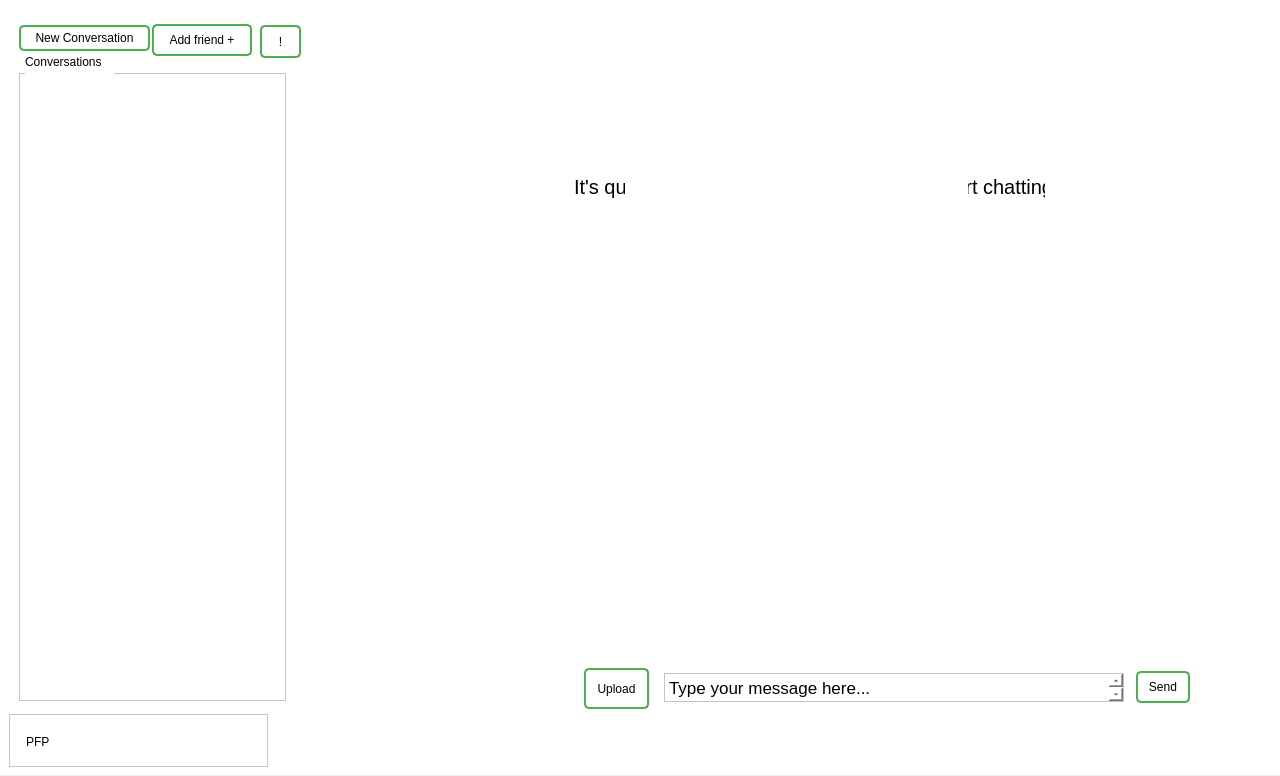
The window that Forms/mainwindow.ui (JustinGetty/LotusAppClient) describes before a commit, drawn with Qt 5.
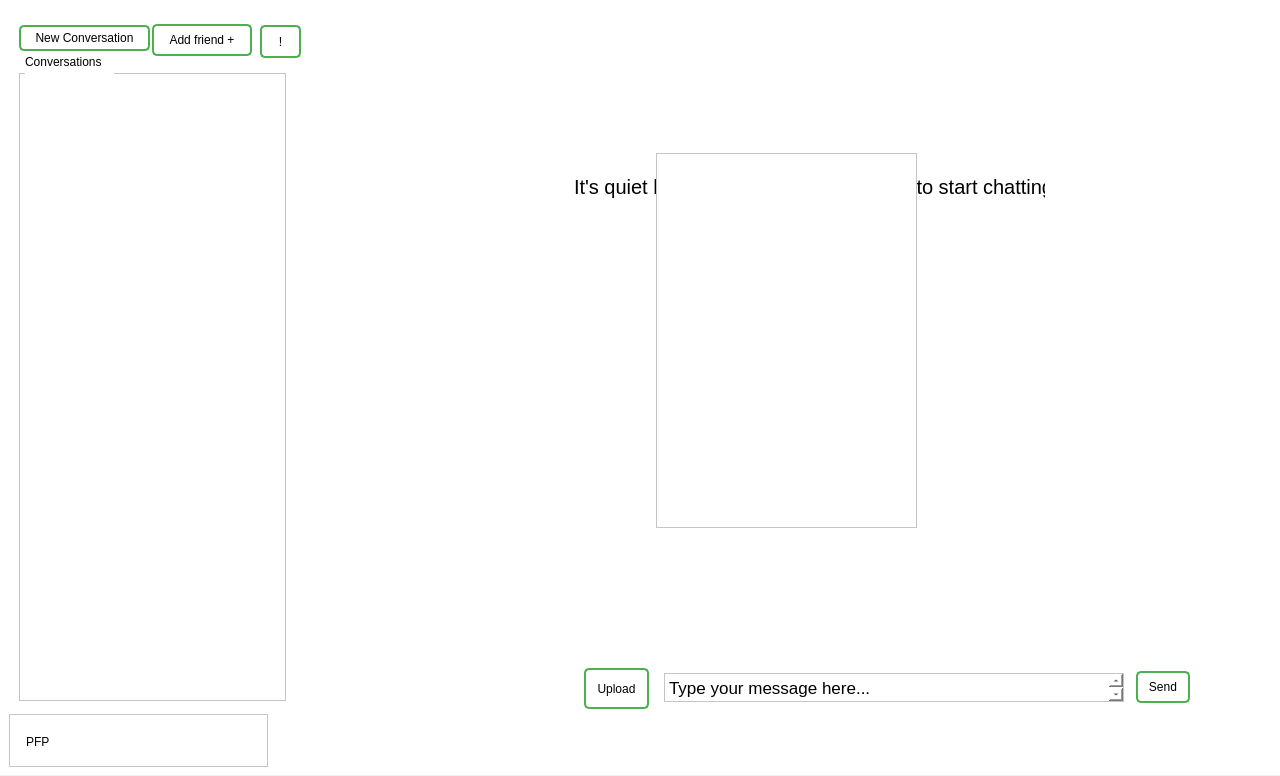
The same window after the commit.

Commit message: Conversation widget in progress. Working

The edit to the form file:
```diff
--- a/Forms/mainwindow.ui
+++ b/Forms/mainwindow.ui
@@ -733,15 +733,28 @@
          <string>It's quiet here. Click on a conversation to start chatting!</string>
         </property>
        </widget>
-       <widget class="QWidget" name="AddToConversationParentWidget" native="true">
+       <widget class="QScrollArea" name="AddToConversationScrollArea">
         <property name="geometry">
          <rect>
-          <x>300</x>
-          <y>108</y>
-          <width>343</width>
-          <height>488</height>
+          <x>331</x>
+          <y>145</y>
+          <width>261</width>
+          <height>375</height>
          </rect>
         </property>
+        <property name="widgetResizable">
+         <bool>true</bool>
+        </property>
+        <widget class="QWidget" name="scrollAreaWidgetContents_5">
+         <property name="geometry">
+          <rect>
+           <x>0</x>
+           <y>0</y>
+           <width>259</width>
+           <height>373</height>
+          </rect>
+         </property>
+        </widget>
        </widget>
       </widget>
       <widget class="QPushButton" name="RefreshConversations">
```
The commit also changes 2 other files.
